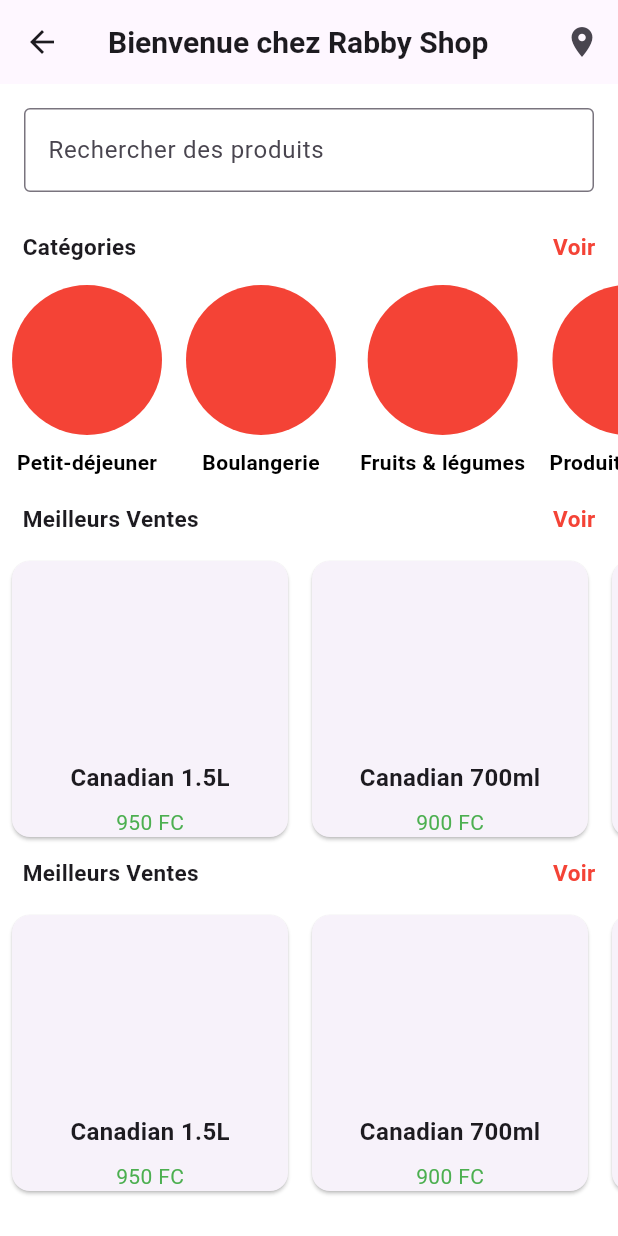
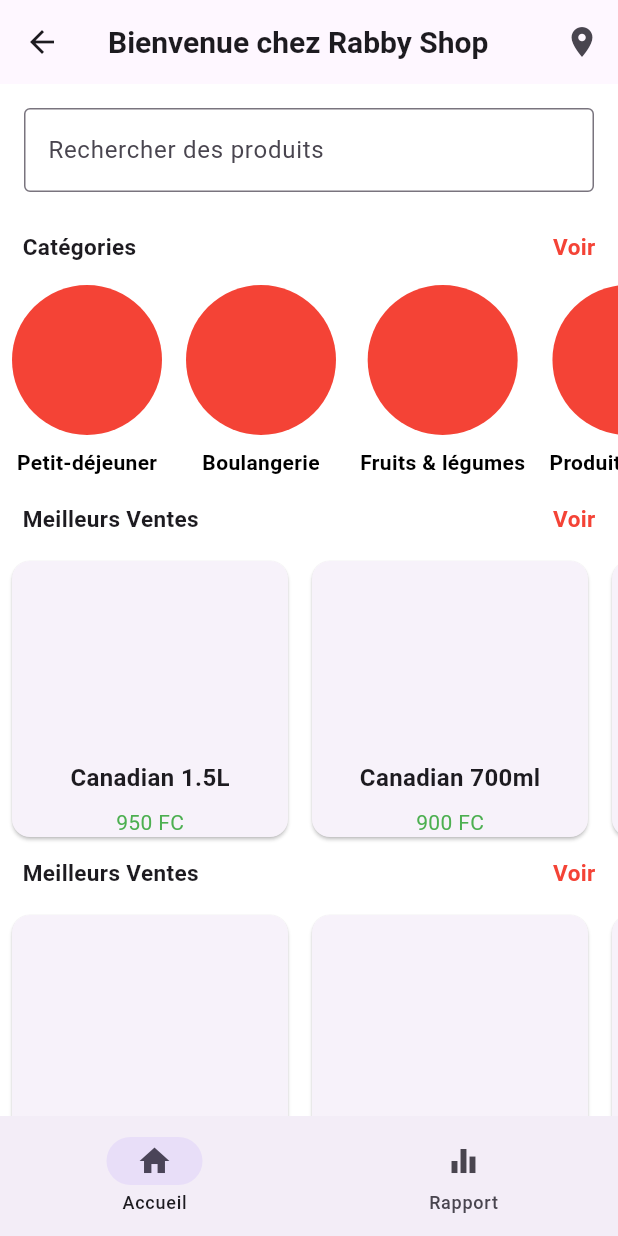
Before and after one commit to jnthnkabongo/shoppiApp, a Flutter app: the MyAccueil screen opened directly, on a phone screen of 412 x 824 dp. Run offline on Flutter 3.47's test engine with Material 3 defaults, Android fonts, the phone set to English and light mode, and no system bars; our stand-ins replace lottie.

Commit message:
ajout de la barre de navigation

```diff
--- a/lib/pages/accueil.dart
+++ b/lib/pages/accueil.dart
@@ -8,6 +8,8 @@ class MyAccueil extends StatefulWidget {
 }
 
 class _MyAccueil extends State<MyAccueil> {
+
+  int pagesIndex = 0;
 
   @override
   Widget build(BuildContext context) {
@@ -154,7 +156,20 @@ class _MyAccueil extends State<MyAccueil> {
             ),
           ],
         ),
+
       ),
+      bottomNavigationBar: NavigationBar(
+        selectedIndex: pagesIndex,
+        onDestinationSelected: (int index){
+          setState(() {
+            pagesIndex = index;
+          });
+        },
+        destinations: const [
+          NavigationDestination(icon: Icon(Icons.home), label: "Accueil"),
+          NavigationDestination(icon: Icon(Icons.equalizer), label: "Rapport")
+
+      ]),
     );
   }
 }
```
Also changed, not shown: lib/pages/menu_page.dart (added, +49 -0 lines).
